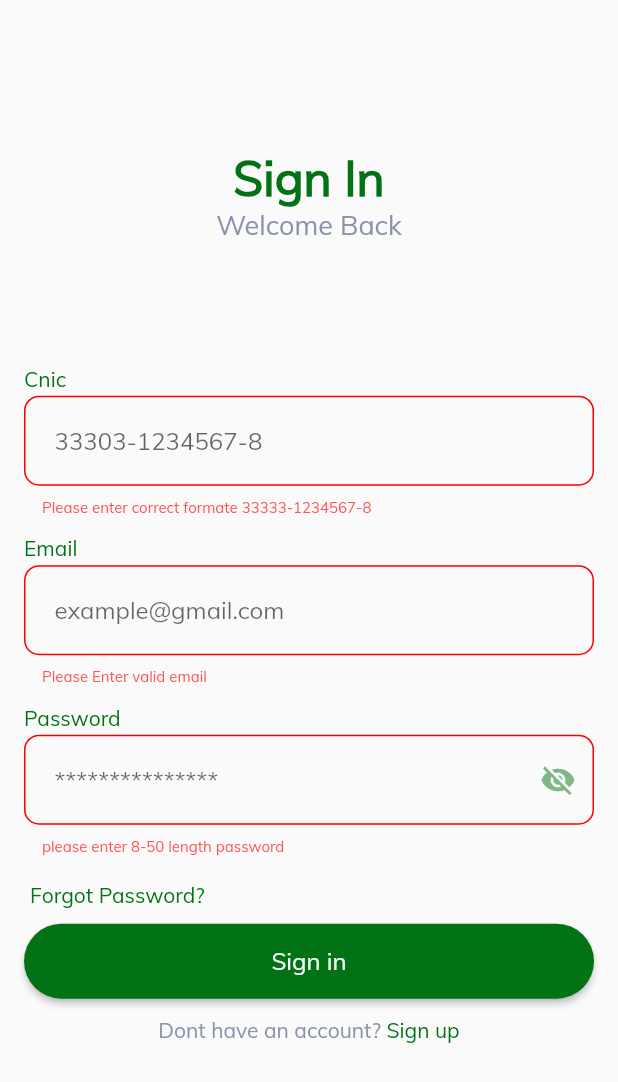
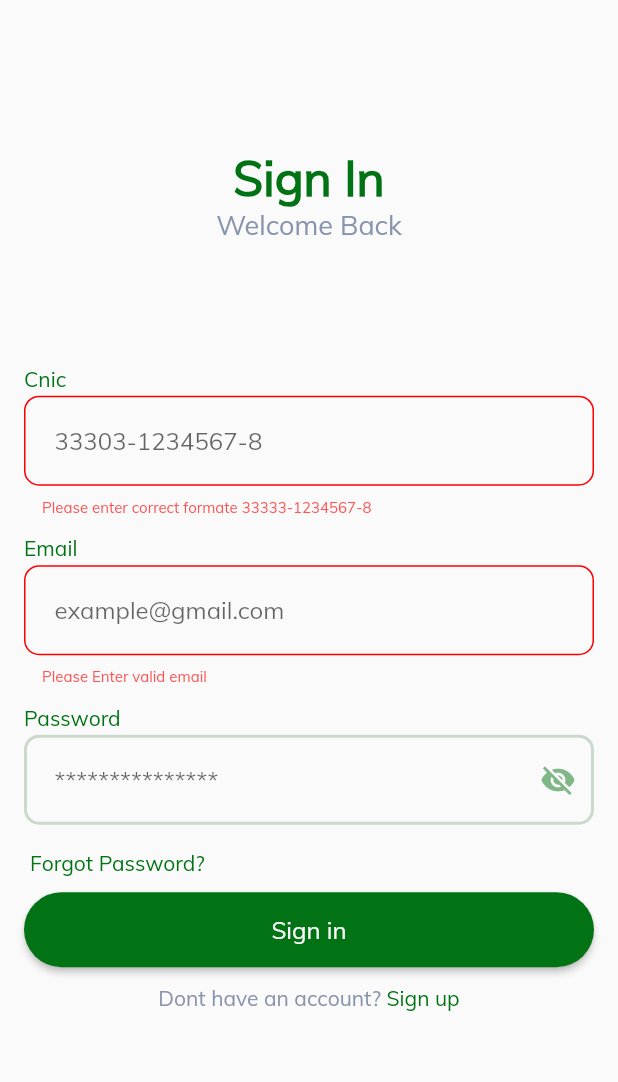
Before and after one commit to codewithumar/E_Voting, a Flutter app: the screen it shows after launch, after a tap on "Sign in", on a phone screen of 412 x 824 dp. Shown: the top 1082 px of the screen. Run offline on Flutter 3.47's test engine with Material 2 defaults, Android fonts, the phone set to English and light mode, and no system bars; our stand-ins replace cloud_firestore, email_validator, file_picker, firebase_auth, firebase_core, firebase_storage and 1 more; accounts and stored records are empty.

Commit message:
bugs fixing

```diff
--- a/lib/screens/create_profile_screen.dart
+++ b/lib/screens/create_profile_screen.dart
@@ -178,11 +178,13 @@ class _CreateProfileStreamState extends State<CreateProfileStream> {
                   labeltext: 'Phone Number',
                   hintText: '0900-78601',
                   controller: _phonecontroller,
+                  fieldmessage: FieldMsgs.phone,
                 ),
                 InputField(
                   labeltext: "Mother's Name",
                   hintText: "Alexa",
                   controller: _mothernamecontroller,
+                  fieldmessage: FieldMsgs.name,
                 ),
                 InputField(
                   labeltext: 'Permanent Adress',
--- a/lib/screens/profile_screen.dart
+++ b/lib/screens/profile_screen.dart
@@ -10,7 +10,6 @@ import 'package:e_voting/widgets/snackbar.dart';
 import 'package:e_voting/models/user_data.dart';
 import 'package:e_voting/widgets/input_field.dart';
 import 'package:e_voting/screens/login_screen.dart';
-import 'package:e_voting/screens/signup_screen.dart';
 import 'package:e_voting/services/firestore_service.dart';
 import 'package:e_voting/screens/edit_profile_screen.dart';
 
@@ -251,12 +250,6 @@ class ProfileStreamState extends State<ProfileStream> {
                 hintText: widget.users[0].currAddress,
                 readOnly: true,
               ),
-              InputField(
-                labeltext: 'Password',
-                hintText: widget.users[0].password,
-                readOnly: true,
-                fieldmessage: FieldMsgs.password,
-              ),
             ],
           ),
         ),
--- a/lib/widgets/input_field.dart
+++ b/lib/widgets/input_field.dart
@@ -59,7 +59,7 @@ class _InputFieldState extends State<InputField> {
                 ? [
                     LengthLimitingTextInputFormatter(15),
                   ]
-                : (widget.fieldmessage == FieldMsgs.cnic)
+                : (widget.fieldmessage == FieldMsgs.phone)
                     ? [
                         LengthLimitingTextInputFormatter(13),
                       ]
@@ -77,7 +77,7 @@ class _InputFieldState extends State<InputField> {
                           context: context,
                           initialDate: DateTime.now(),
                           firstDate: DateTime(2000),
-                          lastDate: DateTime(2050),
+                          lastDate: DateTime(2032),
                         );
                         if (pickedDate != null) {
                           setState(
@@ -142,9 +142,9 @@ class _InputFieldState extends State<InputField> {
                 log("2");
                 return "Please enter correct formate 33333-1234567-8";
               } else if (widget.fieldmessage == FieldMsgs.phone &&
-                  (value!.length != 13 || value.isEmpty || value[4] != '-')) {
+                  (value!.length != 13 || value.isEmpty || value[5] != '-')) {
                 log("3");
-                return "Please enter correct 13 digit Phone Number";
+                return "Please enter correct Number e.g 92333-1234567";
               } else if (widget.fieldmessage == FieldMsgs.doe &&
                   (value!.isEmpty || value[2] != '/')) {
                 log("3");
--- a/lib/widgets/password_field.dart
+++ b/lib/widgets/password_field.dart
@@ -109,6 +109,7 @@ class _PasswordFieldState extends State<PasswordField> {
             validator: (value) {
               if (widget.fieldmessage == null && value!.isEmpty) {
                 log("1");
+              } else if (value!.length < 8) {
                 return widget.errormessage;
               }
 
```
Also changed, not shown: lib/providers/firebase_auth_provider.dart (+2 -5 lines), lib/screens/signup_screen.dart (+0 -10 lines).
